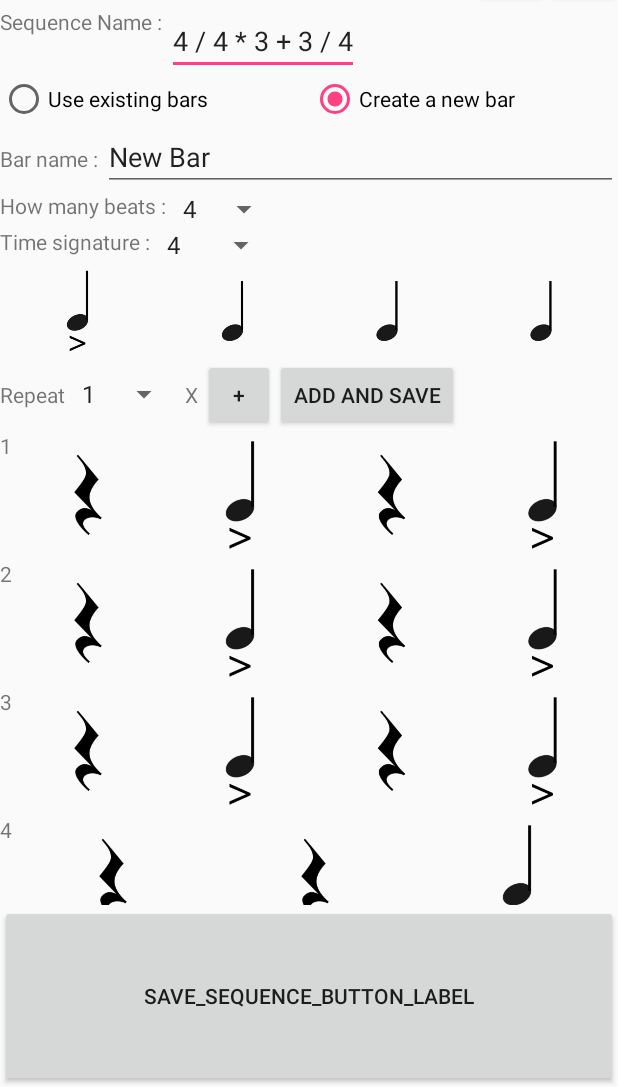
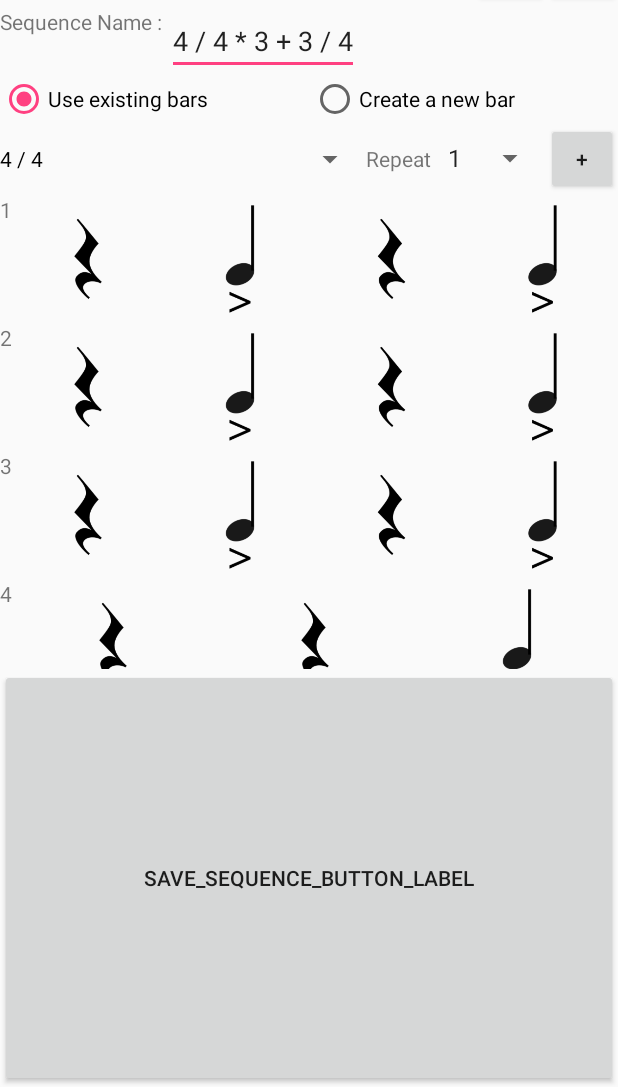
Before and after one commit to nicomanel/metronomeApp, an Android app: the SequenceEditorActivity screen opened directly, with no data from a screen before it, after a tap on "4 / 4 * 3 + 3 / 4", on a phone screen of 412 x 824 dp, the part 149-1236 px from its top. Run offline under Robolectric (Android 15) with nearby library versions, the phone set to English and light mode, and no system bars; 2 other taps on this screen came first.

Commit message:
Remove / Add sequence works right.

```diff
--- a/app/src/main/java/com/doumdoum/nmanel/metronome/model/Bar.java
+++ b/app/src/main/java/com/doumdoum/nmanel/metronome/model/Bar.java
@@ -1,10 +1,8 @@
 package com.doumdoum.nmanel.metronome.model;
 
-import android.os.Parcelable;
 import android.util.Log;
 
 import com.doumdoum.nmanel.metronome.MetronomeHelper;
-import com.google.android.gms.common.data.DataBufferObserver;
 
 import java.util.LinkedList;
 import java.util.List;
@@ -108,13 +106,11 @@ public class Bar extends Observable implements Cloneable {
     }
 
     public Bar clone() {
-        Bar clonedBar = null;
-        try {
-            clonedBar = (Bar) super.clone();
-        } catch (CloneNotSupportedException exception) {
-            Log.e("Bar", "Bar not cloneable");
+        Bar clonedBar = new Bar(getName());
+
+        for (Beat beat : this.getBeats()) {
+            clonedBar.addBeat(new Beat(beat.getBeatStyle()));
         }
-
         return clonedBar;
     }
 
--- a/app/src/main/java/com/doumdoum/nmanel/metronome/model/Sequence.java
+++ b/app/src/main/java/com/doumdoum/nmanel/metronome/model/Sequence.java
@@ -33,9 +33,9 @@ public class Sequence extends Observable {
     }
 
     public void addBar(Bar bar) {
-        bar = bar.clone();
+        Bar clonedBar = bar.clone();
         if (bars == null) {
-            bars = bar;
+            bars = clonedBar;
             return;
         }
 
@@ -43,7 +43,7 @@ public class Sequence extends Observable {
         while (lastBar.getNextBar() != null) {
             lastBar = lastBar.getNextBar();
         }
-        lastBar.setNextBar(bar);
+        lastBar.setNextBar(clonedBar);
         setChanged();
     }
 
--- a/app/src/main/java/com/doumdoum/nmanel/metronome/ui/SequenceEditor.java
+++ b/app/src/main/java/com/doumdoum/nmanel/metronome/ui/SequenceEditor.java
@@ -1,6 +1,7 @@
 package com.doumdoum.nmanel.metronome.ui;
 
 import android.content.Context;
+import android.support.annotation.IdRes;
 import android.util.AttributeSet;
 import android.view.LayoutInflater;
 import android.view.View;
@@ -8,6 +9,7 @@ import android.widget.Button;
 import android.widget.EditText;
 import android.widget.LinearLayout;
 import android.widget.RadioButton;
+import android.widget.RadioGroup;
 import android.widget.Spinner;
 
 import com.doumdoum.nmanel.metronome.R;
@@ -30,6 +32,8 @@ public class SequenceEditor extends LinearLayout implements Observer {
     private final BarEditor barEditor;
     private final Button addBarToSequenceFromBarEditorButton;
     private final Button addBarToSequenceAndSaveButton;
+    private final Spinner iterationNumberSpinnerForBarEditor;
+    private final RadioGroup barTypeButtons;
     private Button addBarToSequenceButton;
     private SequenceView sequenceView;
     private Spinner iterationNumberSpinner;
@@ -53,27 +57,27 @@ public class SequenceEditor extends LinearLayout implements Observer {
         bars = (new BarsManager(context)).loadBars();
         barChoiceSpinner = (BarsSpinner) findViewById(R.id.sequenceEditorBarChoiceSpinnerId);
         iterationNumberSpinner = (Spinner) findViewById(R.id.sequenceEditorIterationNumberSpinnerId);
+        iterationNumberSpinnerForBarEditor = (Spinner) findViewById(R.id.sequenceEditorBarEditorIterationNumberSpinnerId);
         barChoiceSpinner.setBars(bars);
         sequenceName = (EditText) findViewById(R.id.sequenceEditorNameValueId);
         sequenceView = (SequenceView) findViewById(R.id.sequenceEditorSequenceViewId);
+        barTypeButtons = (RadioGroup) findViewById(R.id.sequenceEditorBarTypeGroupId);
         useExistingBarsButton = (RadioButton) findViewById(R.id.sequenceEditorUseExistingBarsButtonId);
         createNewBarButton = (RadioButton) findViewById(R.id.sequenceEditorCreateNewBarButtonId);
         barEditor = (BarEditor) findViewById(R.id.sequenceEditorBarEditorId);
 
-        OnClickListener listener = new OnClickListener() {
+        barTypeButtons.setOnCheckedChangeListener(new RadioGroup.OnCheckedChangeListener() {
             @Override
-            public void onClick(View view) {
-                switch (view.getId()) {
+            public void onCheckedChanged(RadioGroup radioGroup, @IdRes int i) {
+                switch (i) {
                     case R.id.sequenceEditorUseExistingBarsButtonId:
 //                        barEditor.setVisibility(GONE);
                         findViewById(R.id.sequenceEditorBarEditorLayoutId).setVisibility(GONE);
-
                         findViewById(R.id.sequenceEditorBarChoiceLayoutId).setVisibility(VISIBLE);
                         barChoiceSpinner.setBars(bars);
                         break;
                     case R.id.sequenceEditorCreateNewBarButtonId:
                         barInCreation = new Bar("New Bar");
-                        bars.addBar(barInCreation);
                         barInCreation.addBeat(new Beat(Beat.Style.Accent1));
                         barInCreation.addBeat(new Beat(Beat.Style.Normal));
                         barInCreation.addBeat(new Beat(Beat.Style.Normal));
@@ -82,12 +86,9 @@ public class SequenceEditor extends LinearLayout implements Observer {
                         findViewById(R.id.sequenceEditorBarEditorLayoutId).setVisibility(VISIBLE);
                         findViewById(R.id.sequenceEditorBarChoiceLayoutId).setVisibility(GONE);
                         break;
-                }
             }
-        };
-        useExistingBarsButton.setOnClickListener(listener);
-        createNewBarButton.setOnClickListener(listener);
-
+            }
+        });
 
         addBarToSequenceButton.setOnClickListener(new OnClickListener() {
             @Override
@@ -99,9 +100,48 @@ public class SequenceEditor extends LinearLayout implements Observer {
                 Bar bar = (Bar) barChoiceSpinner.getSelectedItem();
 
                 for (int i = 0; i < iteration; i++) {
-                    sequence.addBar(bar);
+                    sequence.addBar(bar.clone());
                 }
                 sequence.notifyObservers();
+            }
+        });
+
+
+        addBarToSequenceFromBarEditorButton.setOnClickListener(new OnClickListener() {
+            @Override
+            public void onClick(View view) {
+                if (sequence == null) {
+                    return;
+                }
+                Bar bar = barEditor.getBar().clone();
+                int iteration = Integer.valueOf(iterationNumberSpinnerForBarEditor.getSelectedItem().toString()).intValue();
+                for (int i = 0; i < iteration; i++) {
+                    sequence.addBar(bar);
+
+                }
+                sequence.notifyObservers();
+            }
+        });
+
+        addBarToSequenceAndSaveButton.setOnClickListener(new OnClickListener() {
+            @Override
+            public void onClick(View view) {
+                if (sequence == null) {
+                    return;
+                }
+                Bar bar = barEditor.getBar();
+                int iteration = Integer.valueOf(iterationNumberSpinnerForBarEditor.getSelectedItem().toString()).intValue();
+                for (int i = 0; i < iteration; i++) {
+                    sequence.addBar(bar);
+
+                }
+                sequence.notifyObservers();
+                bars.addBar(bar);
+                bars.notifyObservers();
+                barTypeButtons.check(R.id.sequenceEditorUseExistingBarsButtonId);
+
+
+
             }
         });
 
--- a/app/src/main/res/layout/sequence_editor.xml
+++ b/app/src/main/res/layout/sequence_editor.xml
@@ -29,6 +29,7 @@
 
 
         <RadioGroup
+            android:id="@+id/sequenceEditorBarTypeGroupId"
             android:layout_width="match_parent"
             android:layout_height="wrap_content"
             android:orientation="horizontal"
@@ -84,15 +85,17 @@
 
                 <Button
                     android:id="@+id/sequenceEditorBarEditorButtonAddBarsToSequenceId"
-                    android:layout_width="48dp"
+                    android:layout_width="64dp"
                     android:layout_height="wrap_content"
-                    android:text="+" />
+                    android:text="Add"
+                    android:textAllCaps="false" />
 
                 <Button
                     android:id="@+id/sequenceEditorBarEditorButtonAddBarsToSequenceAndSaveId"
                     android:layout_width="wrap_content"
                     android:layout_height="wrap_content"
-                    android:text="Add and Save" />
+                    android:text="Add &amp; Save"
+                    android:textAllCaps="false" />
             </LinearLayout>
         </LinearLayout>
 
```
Also changed, not shown: app/src/main/java/com/doumdoum/nmanel/metronome/SequenceEditorActivity.java (+3 -6 lines), app/src/main/java/com/doumdoum/nmanel/metronome/ui/BarEditor.java (+16 -12 lines).
